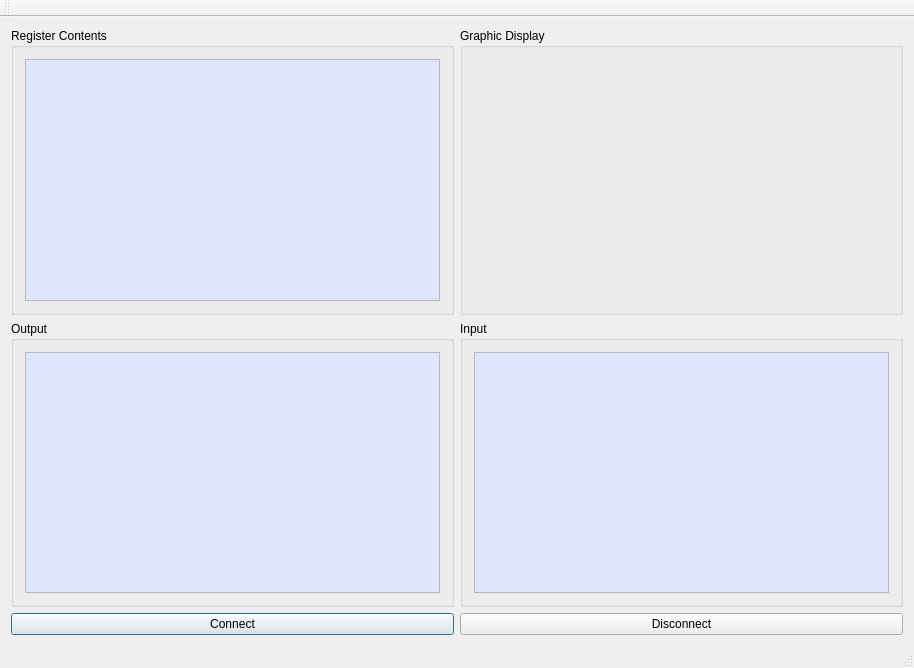
Qt form source/qgovernor/mainwindow.ui (esden/open-bldc) before a commit.
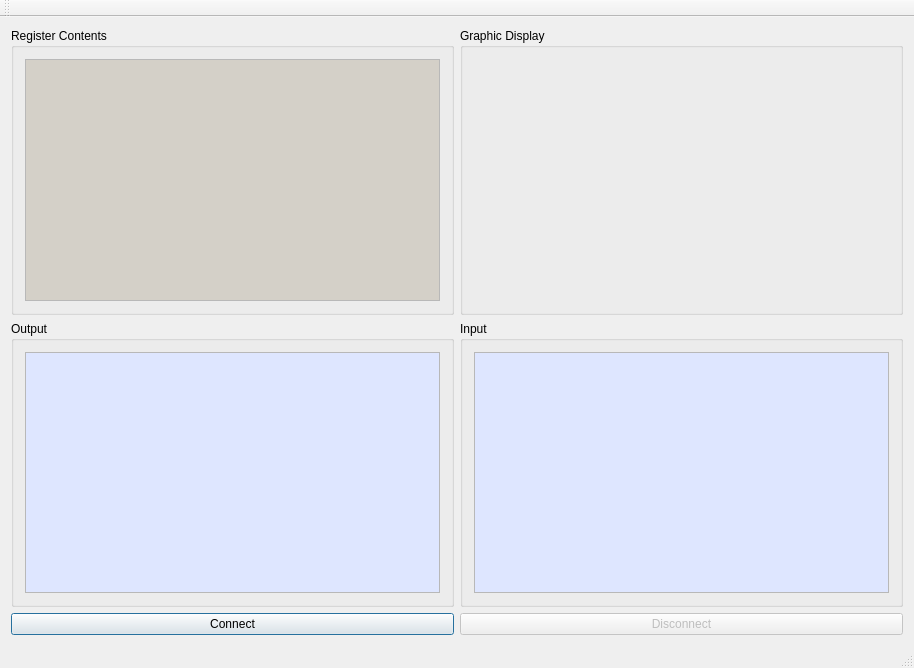
The same form after that commit.

Commit message: Disabling and enabling widgets on connect and disconnect.

```diff
--- a/source/qgovernor/mainwindow.ui
+++ b/source/qgovernor/mainwindow.ui
@@ -218,6 +218,9 @@
     </item>
     <item row="2" column="1">
      <widget class="QPushButton" name="disconnectPushButton">
+      <property name="enabled">
+       <bool>false</bool>
+      </property>
       <property name="text">
        <string>Disconnect</string>
       </property>
@@ -231,6 +234,9 @@
       <layout class="QVBoxLayout" name="verticalLayout_3">
        <item>
         <widget class="QTableView" name="registerTableView">
+         <property name="enabled">
+          <bool>false</bool>
+         </property>
          <property name="sizePolicy">
           <sizepolicy hsizetype="Expanding" vsizetype="Expanding">
            <horstretch>0</horstretch>
```
The commit also changes 2 other files.
